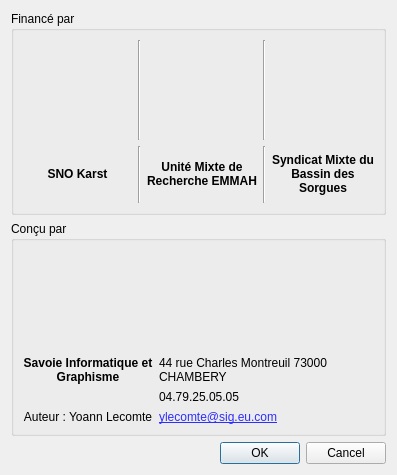
The window that A_propos.ui (Paprika-plugins/PaPRIKa) describes before a commit, drawn with Qt 5.
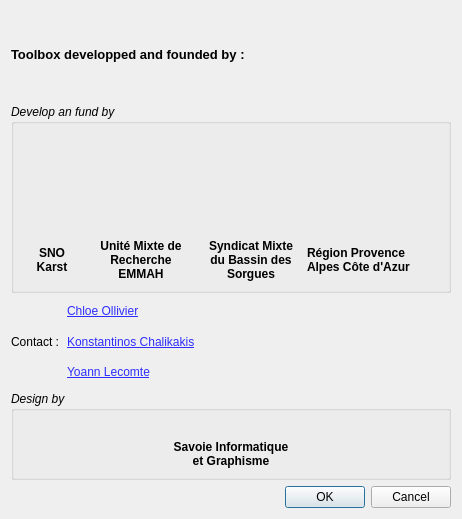
The same window after the commit. Icons and pictures are not drawn.

Commit message: Mise à jour de la fenetre A propos

```diff
--- a/A_propos.ui
+++ b/A_propos.ui
@@ -6,8 +6,8 @@
    <rect>
     <x>0</x>
     <y>0</y>
-    <width>397</width>
-    <height>475</height>
+    <width>462</width>
+    <height>519</height>
    </rect>
   </property>
   <property name="windowTitle">
@@ -16,24 +16,90 @@
   <layout class="QVBoxLayout" name="verticalLayout_2">
    <item>
     <layout class="QVBoxLayout" name="verticalLayout">
+     <item>
+      <widget class="QLabel" name="label_13">
+       <property name="font">
+        <font>
+         <pointsize>10</pointsize>
+         <weight>75</weight>
+         <bold>true</bold>
+        </font>
+       </property>
+       <property name="text">
+        <string>Toolbox developped and founded by :</string>
+       </property>
+      </widget>
+     </item>
      <item>
       <layout class="QHBoxLayout" name="horizontalLayout">
        <item>
         <widget class="QGroupBox" name="groupBox">
+         <property name="font">
+          <font>
+           <italic>true</italic>
+          </font>
+         </property>
          <property name="title">
-          <string>Financé par</string>
+          <string>Develop an fund by</string>
          </property>
          <layout class="QGridLayout" name="gridLayout_2">
           <item row="0" column="0">
            <layout class="QGridLayout" name="gridLayout">
-            <item row="1" column="2">
-             <widget class="Line" name="line_2">
-              <property name="orientation">
-               <enum>Qt::Vertical</enum>
+            <item row="1" column="1">
+             <widget class="QLabel" name="label_2">
+              <property name="font">
+               <font>
+                <weight>75</weight>
+                <italic>false</italic>
+                <bold>true</bold>
+               </font>
+              </property>
+              <property name="text">
+               <string>&lt;a href=&quot;http://www6.paca.inra.fr/emmah_eng/&quot; style=&quot;color:#000000;text-decoration:none;&quot;&gt;Unité Mixte de Recherche EMMAH&lt;/a&gt;</string>
+              </property>
+              <property name="scaledContents">
+               <bool>true</bool>
+              </property>
+              <property name="alignment">
+               <set>Qt::AlignCenter</set>
+              </property>
+              <property name="wordWrap">
+               <bool>true</bool>
+              </property>
+              <property name="openExternalLinks">
+               <bool>true</bool>
               </property>
              </widget>
             </item>
             <item row="0" column="1">
+             <widget class="QLabel" name="label">
+              <property name="minimumSize">
+               <size>
+                <width>100</width>
+                <height>100</height>
+               </size>
+              </property>
+              <property name="maximumSize">
+               <size>
+                <width>100</width>
+                <height>100</height>
+               </size>
+              </property>
+              <property name="text">
+               <string/>
+              </property>
+              <property name="pixmap">
+               <pixmap resource="resources.qrc">:/plugins/Paprika/resources/emmah.gif</pixmap>
+              </property>
+              <property name="scaledContents">
+               <bool>true</bool>
+              </property>
+              <property name="alignment">
+               <set>Qt::AlignCenter</set>
+              </property>
+             </widget>
+            </item>
+            <item row="0" column="0">
              <widget class="QLabel" name="label_11">
               <property name="text">
                <string/>
@@ -47,30 +113,12 @@
               <property name="alignment">
                <set>Qt::AlignCenter</set>
               </property>
-             </widget>
-            </item>
-            <item row="0" column="5">
-             <widget class="Line" name="line_3">
-              <property name="orientation">
-               <enum>Qt::Vertical</enum>
+              <property name="openExternalLinks">
+               <bool>false</bool>
               </property>
              </widget>
             </item>
             <item row="0" column="2">
-             <widget class="Line" name="line">
-              <property name="orientation">
-               <enum>Qt::Vertical</enum>
-              </property>
-             </widget>
-            </item>
-            <item row="1" column="5">
-             <widget class="Line" name="line_4">
-              <property name="orientation">
-               <enum>Qt::Vertical</enum>
-              </property>
-             </widget>
-            </item>
-            <item row="0" column="6">
              <widget class="QLabel" name="label_9">
               <property name="minimumSize">
                <size>
@@ -98,39 +146,12 @@
               </property>
              </widget>
             </item>
-            <item row="0" column="3">
-             <widget class="QLabel" name="label">
-              <property name="minimumSize">
-               <size>
-                <width>100</width>
-                <height>100</height>
-               </size>
-              </property>
-              <property name="maximumSize">
-               <size>
-                <width>100</width>
-                <height>100</height>
-               </size>
-              </property>
-              <property name="text">
-               <string/>
-              </property>
-              <property name="pixmap">
-               <pixmap resource="resources.qrc">:/plugins/Paprika/resources/emmah.gif</pixmap>
-              </property>
-              <property name="scaledContents">
-               <bool>true</bool>
-              </property>
-              <property name="alignment">
-               <set>Qt::AlignCenter</set>
-              </property>
-             </widget>
-            </item>
-            <item row="1" column="6">
+            <item row="1" column="2">
              <widget class="QLabel" name="label_10">
               <property name="font">
                <font>
                 <weight>75</weight>
+                <italic>false</italic>
                 <bold>true</bold>
                </font>
               </property>
@@ -148,36 +169,12 @@
               </property>
              </widget>
             </item>
-            <item row="1" column="3">
-             <widget class="QLabel" name="label_2">
-              <property name="font">
-               <font>
-                <weight>75</weight>
-                <bold>true</bold>
-               </font>
-              </property>
-              <property name="text">
-               <string>&lt;a href=&quot;http://www6.paca.inra.fr/emmah/&quot; style=&quot;color:#000000;text-decoration:none;&quot;&gt;Unité Mixte de Recherche EMMAH&lt;/a&gt;</string>
-              </property>
-              <property name="scaledContents">
-               <bool>true</bool>
-              </property>
-              <property name="alignment">
-               <set>Qt::AlignCenter</set>
-              </property>
-              <property name="wordWrap">
-               <bool>true</bool>
-              </property>
-              <property name="openExternalLinks">
-               <bool>true</bool>
-              </property>
-             </widget>
-            </item>
-            <item row="1" column="1">
+            <item row="1" column="0">
              <widget class="QLabel" name="label_12">
               <property name="font">
                <font>
                 <weight>75</weight>
+                <italic>false</italic>
                 <bold>true</bold>
                </font>
               </property>
@@ -195,6 +192,42 @@
               </property>
              </widget>
             </item>
+            <item row="0" column="3">
+             <widget class="QLabel" name="label_14">
+              <property name="maximumSize">
+               <size>
+                <width>100</width>
+                <height>50</height>
+               </size>
+              </property>
+              <property name="text">
+               <string/>
+              </property>
+              <property name="pixmap">
+               <pixmap resource="resources.qrc">:/plugins/Paprika/resources/logo_PACA.jpg</pixmap>
+              </property>
+              <property name="scaledContents">
+               <bool>true</bool>
+              </property>
+             </widget>
+            </item>
+            <item row="1" column="3">
+             <widget class="QLabel" name="label_15">
+              <property name="font">
+               <font>
+                <weight>75</weight>
+                <italic>false</italic>
+                <bold>true</bold>
+               </font>
+              </property>
+              <property name="text">
+               <string>Région Provence Alpes Côte d'Azur</string>
+              </property>
+              <property name="wordWrap">
+               <bool>true</bool>
+              </property>
+             </widget>
+            </item>
            </layout>
           </item>
          </layout>
@@ -202,63 +235,88 @@
        </item>
       </layout>
      </item>
+     <item>
+      <layout class="QHBoxLayout" name="horizontalLayout_3">
+       <item>
+        <widget class="QLabel" name="label_16">
+         <property name="maximumSize">
+          <size>
+           <width>50</width>
+           <height>16777215</height>
+          </size>
+         </property>
+         <property name="text">
+          <string>Contact :</string>
+         </property>
+        </widget>
+       </item>
+       <item>
+        <layout class="QVBoxLayout" name="verticalLayout_4">
+         <item>
+          <widget class="QLabel" name="label_17">
+           <property name="text">
+            <string>&lt;a href=&quot;mailto:chloe.ollivier@alumni.univavignon.fr?subject=Plugin Paprika&quot; style=&quot;color:#2E2EFE;text-decoration:none;&quot;&gt;&lt;U&gt;Chloe Ollivier&lt;/U&gt;&lt;/a&gt;</string>
+           </property>
+           <property name="openExternalLinks">
+            <bool>true</bool>
+           </property>
+          </widget>
+         </item>
+         <item>
+          <widget class="QLabel" name="label_18">
+           <property name="text">
+            <string>&lt;a href=&quot;mailto:konstantinos.chalikakis@univ-avignon.fr?subject=Plugin Paprika&quot; style=&quot;color:#2E2EFE;text-decoration:none;&quot;&gt;&lt;U&gt;Konstantinos Chalikakis&lt;/U&gt;&lt;/a&gt;</string>
+           </property>
+           <property name="openExternalLinks">
+            <bool>true</bool>
+           </property>
+          </widget>
+         </item>
+         <item>
+          <widget class="QLabel" name="label_6">
+           <property name="font">
+            <font>
+             <italic>false</italic>
+            </font>
+           </property>
+           <property name="text">
+            <string>&lt;a href=&quot;mailto:ylecomte@sig.eu.com,yoann_lecomte31@orange.fr?subject=Plugin Paprika&quot; style=&quot;color:#2E2EFE;text-decoration:none;&quot;&gt;&lt;U&gt;Yoann Lecomte&lt;/U&gt;&lt;/a&gt;</string>
+           </property>
+           <property name="openExternalLinks">
+            <bool>true</bool>
+           </property>
+          </widget>
+         </item>
+        </layout>
+       </item>
+      </layout>
+     </item>
      <item>
       <layout class="QHBoxLayout" name="horizontalLayout_2">
        <item>
         <widget class="QGroupBox" name="groupBox_2">
+         <property name="font">
+          <font>
+           <italic>true</italic>
+          </font>
+         </property>
          <property name="title">
-          <string>Conçu par</string>
+          <string>Design by</string>
          </property>
          <layout class="QVBoxLayout" name="verticalLayout_3">
           <item>
            <layout class="QGridLayout" name="gridLayout_3">
-            <item row="2" column="1">
-             <widget class="QLabel" name="label_7">
-              <property name="text">
-               <string>44 rue Charles Montreuil 73000 CHAMBERY</string>
-              </property>
-              <property name="wordWrap">
-               <bool>true</bool>
-              </property>
-             </widget>
-            </item>
-            <item row="4" column="1">
-             <widget class="QLabel" name="label_6">
-              <property name="text">
-               <string>&lt;a href=&quot;mailto:ylecomte@sig.eu.com?subject=Plugin Paprika&quot; style=&quot;color:#2E2EFE;text-decoration:none;&quot;&gt;&lt;U&gt;ylecomte@sig.eu.com&lt;/U&gt;&lt;/a&gt;</string>
-              </property>
-              <property name="openExternalLinks">
-               <bool>true</bool>
-              </property>
-             </widget>
-            </item>
-            <item row="3" column="1">
-             <widget class="QLabel" name="label_8">
-              <property name="text">
-               <string>04.79.25.05.05</string>
-              </property>
-             </widget>
-            </item>
-            <item row="4" column="0">
-             <widget class="QLabel" name="label_5">
-              <property name="text">
-               <string>Auteur : Yoann Lecomte</string>
-              </property>
-              <property name="alignment">
-               <set>Qt::AlignCenter</set>
-              </property>
-             </widget>
-            </item>
-            <item row="2" column="0">
+            <item row="3" column="0">
              <widget class="QLabel" name="label_4">
               <property name="font">
                <font>
                 <weight>75</weight>
+                <italic>false</italic>
                 <bold>true</bold>
                </font>
               </property>
               <property name="text">
-               <string>Savoie Informatique et Graphisme</string>
+               <string>&lt;a href=&quot;mailto:g.sindt@sig.eu.com?subject=Contact from Plugin Paprika&quot; style=&quot;color:#000000;text-decoration:none&quot;&gt;Savoie Informatique et Graphisme&lt;/a&gt;</string>
               </property>
               <property name="alignment">
                <set>Qt::AlignCenter</set>
@@ -268,18 +326,12 @@
               </property>
              </widget>
             </item>
-            <item row="1" column="0">
+            <item row="2" column="0">
              <widget class="QLabel" name="label_3">
-              <property name="minimumSize">
+              <property name="maximumSize">
                <size>
                 <width>120</width>
-                <height>100</height>
-               </size>
-              </property>
-              <property name="maximumSize">
-               <size>
-                <width>130</width>
-                <height>100</height>
+                <height>90</height>
                </size>
               </property>
               <property name="text">
```
Left out of the diff: 3 changed lines with no effect on the pictures. The commit also changes 5 other files.
